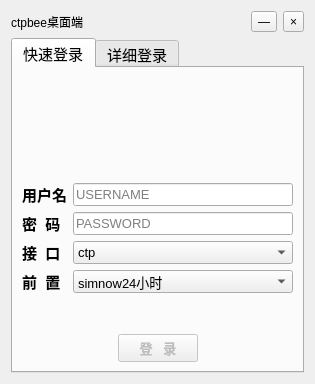
First picture: the form in app/ui/signin.ui, repository ctpbee/ctpbee_desktop, before the edit.
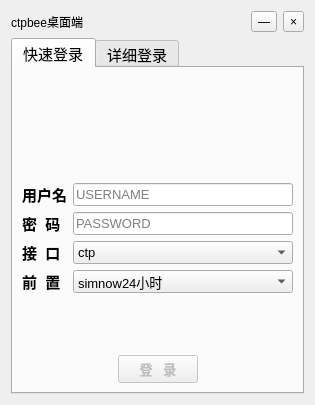
Second picture: the form after the edit. Icons and pictures are not drawn.

```diff
--- a/app/ui/signin.ui
+++ b/app/ui/signin.ui
@@ -10,7 +10,7 @@
     <x>0</x>
     <y>0</y>
     <width>315</width>
-    <height>384</height>
+    <height>405</height>
    </rect>
   </property>
   <property name="minimumSize">
```
